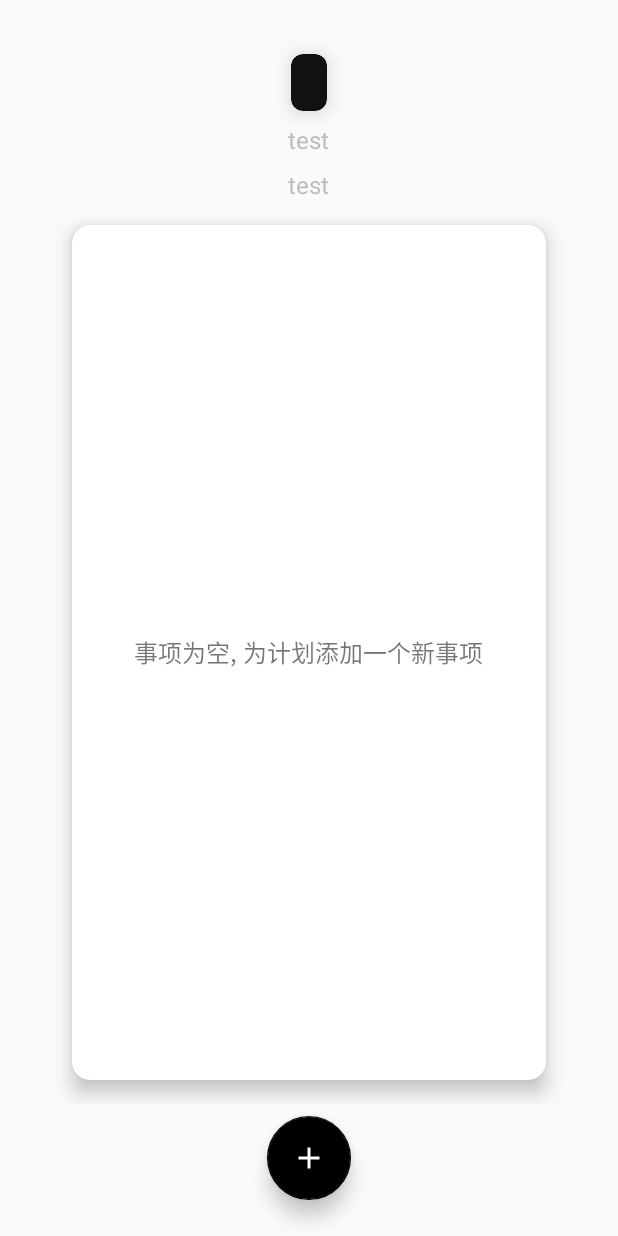
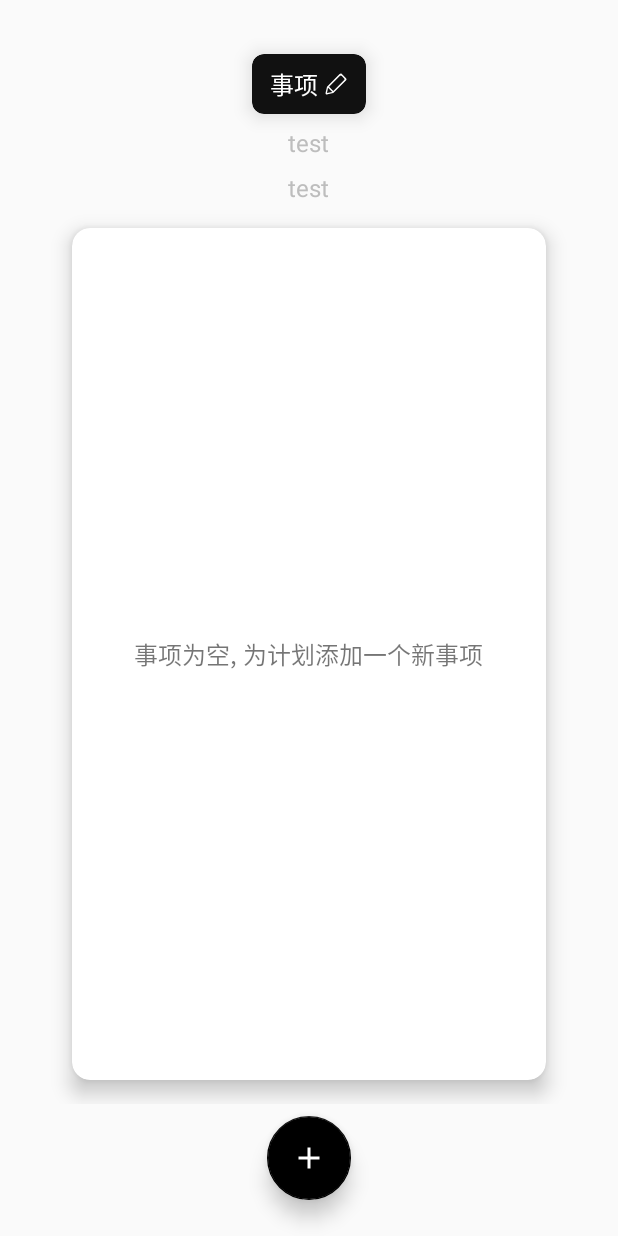
Before and after one commit to csming1995/hundredpercent, an Android app: the RecordsActivity screen opened directly, with no data from a screen before it, on a phone screen of 412 x 824 dp. Run offline under Robolectric (Android 15) with nearby library versions, the phone set to English and light mode, and no system bars; our stand-ins replace Dagger/Hilt's generated code.

Commit message:
增加查看并更新计划逻辑

```diff
--- a/app/src/main/java/com/csming/percent/data/dao/PlanDao.java
+++ b/app/src/main/java/com/csming/percent/data/dao/PlanDao.java
@@ -32,4 +32,7 @@ public interface PlanDao {
 
     @Query("UPDATE plans SET finished = :finish WHERE id = :planId")
     void updatePlanFinished(int planId, int finish);
+
+    @Query("UPDATE plans SET title = :title, description = :description, color = :color WHERE id = :planId")
+    void updatePlan(int planId, String title, String description, int color);
 }
--- a/app/src/main/java/com/csming/percent/main/MainActivity.java
+++ b/app/src/main/java/com/csming/percent/main/MainActivity.java
@@ -1,12 +1,8 @@
 package com.csming.percent.main;
 
 import android.os.Bundle;
-import android.view.LayoutInflater;
-import android.view.View;
-
 import com.csming.percent.R;
 import com.csming.percent.common.ApplicationConfig;
-import com.csming.percent.common.widget.sliderecyclerview.SlideRecyclerView;
 import com.csming.percent.common.widget.statuslayout.StatusLayout;
 import com.csming.percent.main.adapter.PlanListAdapter;
 import com.csming.percent.main.viewmodel.MainViewModel;
@@ -66,7 +62,7 @@ public class MainActivity extends DaggerAppCompatActivity {
         mRvPlans.setAdapter(mAdapterPlans);
 
         mAdapterPlans.setOnItemClickListener((view1, position, plan) -> {
-            startActivity(RecordsActivity.getIntent(this, plan.getId(), plan.getTitle(), plan.getColor()));
+            startActivity(RecordsActivity.getIntent(this, plan.getId()));
             overridePendingTransition(R.anim.activity_alpha_enter, R.anim.activity_alpha_exit);
         });
 
--- a/app/src/main/java/com/csming/percent/plan/PlanModule.kt
+++ b/app/src/main/java/com/csming/percent/plan/PlanModule.kt
@@ -2,7 +2,7 @@ package com.csming.percent.plan
 
 import androidx.lifecycle.ViewModel
 import com.csming.percent.common.di.ViewModelKey
-import com.csming.percent.plan.viewmodel.PlanViewModel
+import com.csming.percent.plan.viewmodel.AddPlanViewModel
 import dagger.Binds
 import dagger.Module
 import dagger.multibindings.IntoMap
@@ -12,6 +12,6 @@ internal abstract class PlanModule {
 
     @Binds
     @IntoMap
-    @ViewModelKey(PlanViewModel::class)
-    internal abstract fun bindPlanViewModel(viewModel: PlanViewModel): ViewModel
+    @ViewModelKey(AddPlanViewModel::class)
+    internal abstract fun bindPlanViewModel(viewModelAdd: AddPlanViewModel): ViewModel
 }
--- a/app/src/main/java/com/csming/percent/record/AddRecordActivity.java
+++ b/app/src/main/java/com/csming/percent/record/AddRecordActivity.java
@@ -168,7 +168,6 @@ public class AddRecordActivity extends DaggerAppCompatActivity {
         mSlideTouchEventListener = new SlideTouchEventListener() {
             @Override
             public void onTouchUp() {
-                onBackPressed();
             }
 
             @Override
--- a/app/src/main/java/com/csming/percent/record/RecordsActivity.java
+++ b/app/src/main/java/com/csming/percent/record/RecordsActivity.java
@@ -15,6 +15,7 @@ import com.csming.percent.SlideTouchEventListener;
 import com.csming.percent.common.widget.sliderecyclerview.SlideRecyclerView;
 import com.csming.percent.common.widget.statuslayout.StatusLayout;
 import com.csming.percent.data.vo.Record;
+import com.csming.percent.plan.AddPlanActivity;
 import com.csming.percent.record.adapter.RecordListAdapter;
 import com.csming.percent.record.viewmodel.RecordsViewModel;
 import com.google.android.material.floatingactionbutton.FloatingActionButton;
@@ -34,14 +35,10 @@ import dagger.android.support.DaggerAppCompatActivity;
 public class RecordsActivity extends DaggerAppCompatActivity {
 
     private static final String EXTRA_TAG_PLAN_ID = "EXTRA_TAG_PLAN_ID";
-    private static final String EXTRA_TAG_PLAN_TITLE = "EXTRA_TAG_PLAN_TITLE";
-    private static final String EXTRA_TAG_PLAN_COLOR = "EXTRA_TAG_PLAN_COLOR";
 
-    public static Intent getIntent(Context context, int planId, String planTitle, int color) {
+    public static Intent getIntent(Context context, int planId) {
         Intent intent = new Intent(context, RecordsActivity.class);
         intent.putExtra(EXTRA_TAG_PLAN_ID, planId);
-        intent.putExtra(EXTRA_TAG_PLAN_TITLE, planTitle);
-        intent.putExtra(EXTRA_TAG_PLAN_COLOR, color);
         return intent;
     }
 
@@ -131,6 +128,11 @@ public class RecordsActivity extends DaggerAppCompatActivity {
             mObjectAnimatorFabEnter.start();
         });
 
+        mCvTitle.setOnClickListener(view -> {
+            startActivity(AddPlanActivity.getIntent(this, true, mRecordsViewModel.getPlanId()));
+            overridePendingTransition(R.anim.activity_alpha_enter, R.anim.activity_alpha_exit);
+        });
+
         mFabAdd.setOnClickListener(v -> {
             startActivity(AddRecordActivity.getIntent(this, mRecordsViewModel.getPlanId()));
             overridePendingTransition(R.anim.activity_alpha_enter, R.anim.activity_alpha_exit);
@@ -140,7 +142,6 @@ public class RecordsActivity extends DaggerAppCompatActivity {
         mSlideTouchEventListener = new SlideTouchEventListener() {
             @Override
             public void onTouchUp() {
-                onBackPressed();
             }
 
             @Override
@@ -186,7 +187,6 @@ public class RecordsActivity extends DaggerAppCompatActivity {
     private void initData() {
         mRecordsViewModel = ViewModelProviders.of(this, factory).get(RecordsViewModel.class);
         mRecordsViewModel.setPlanId(getIntent().getIntExtra(EXTRA_TAG_PLAN_ID, 0));
-        mRecordsViewModel.setPlanTitle(getIntent().getStringExtra(EXTRA_TAG_PLAN_TITLE));
 
         mRecordsViewModel.getRecords().observe(this, records -> {
             if (records.size() > 0) {
@@ -206,10 +206,9 @@ public class RecordsActivity extends DaggerAppCompatActivity {
                     mTvDescription.setVisibility(View.VISIBLE);
                 }
                 mTvDescription.setText(plan.getDescription());
+                mTvTitle.setText(plan.getTitle());
+                mCvTitle.setCardBackgroundColor(plan.getColor());
             }
         });
-
-        mCvTitle.setCardBackgroundColor(getIntent().getIntExtra(EXTRA_TAG_PLAN_COLOR, getResources().getColor(R.color.color_111111)));
-        mTvTitle.setText(mRecordsViewModel.getPlanTitle());
     }
 }
--- a/app/src/main/java/com/csming/percent/record/viewmodel/RecordsViewModel.kt
+++ b/app/src/main/java/com/csming/percent/record/viewmodel/RecordsViewModel.kt
@@ -1,5 +1,6 @@
 package com.csming.percent.record.viewmodel
 
+import android.util.EventLogTags
 import androidx.lifecycle.LiveData
 import androidx.lifecycle.MutableLiveData
 import androidx.lifecycle.ViewModel
@@ -19,7 +20,6 @@ class RecordsViewModel @Inject constructor(
 ) : ViewModel() {
 
     private var mPlanId: Int = 0
-    private var mPlanTitle: String = ""
 
     private var plan: Plan? = null
     private var planLiveData = MutableLiveData<Plan>()
@@ -37,14 +37,6 @@ class RecordsViewModel @Inject constructor(
 
     fun getPlan(): LiveData<Plan> {
         return planLiveData
-    }
-
-    fun setPlanTitle(title: String) {
-        this.mPlanTitle = title
-    }
-
-    fun getPlanTitle(): String {
-        return this.mPlanTitle
     }
 
     fun getRecords(): LiveData<List<Record>> {
--- a/app/src/main/java/com/csming/percent/repository/PlanRepository.kt
+++ b/app/src/main/java/com/csming/percent/repository/PlanRepository.kt
@@ -1,5 +1,6 @@
 package com.csming.percent.repository
 
+import android.util.EventLogTags
 import androidx.lifecycle.LiveData
 import com.csming.percent.data.vo.Plan
 
@@ -21,4 +22,6 @@ interface PlanRepository {
     fun updatePlanCount(planId: Int, count: Int)
 
     fun updatePlanFinished(planId: Int, finished: Int)
+
+    fun updatePlan(planId: Int, title: String, description: String, color: Int)
 }
--- a/app/src/main/java/com/csming/percent/repository/impl/PlanRepositoryImpl.kt
+++ b/app/src/main/java/com/csming/percent/repository/impl/PlanRepositoryImpl.kt
@@ -41,4 +41,8 @@ class PlanRepositoryImpl @Inject constructor(
         planDao.updatePlanFinished(planId, finished)
     }
 
+    override fun updatePlan(planId: Int, title: String, description: String, color: Int) {
+        planDao.updatePlan(planId, title, description, color)
+    }
+
 }
--- /dev/null
+++ b/app/src/main/res/drawable/ic_edit.xml
@@ -0,0 +1,4 @@
+<vector android:height="24dp" android:viewportHeight="1024"
+    android:viewportWidth="1024" android:width="24dp" xmlns:android="http://schemas.android.com/apk/res/android">
+    <path android:fillColor="#ffffff" android:pathData="M940.8,262.4l-179.2,-179.2c-32,-32 -64,-25.6 -96,6.4L128,627.2l-57.6,249.6c-12.8,25.6 -6.4,51.2 12.8,70.4 19.2,19.2 44.8,19.2 70.4,6.4L396.8,896l537.6,-537.6C966.4,332.8 972.8,300.8 940.8,262.4zM128,896l44.8,-224 179.2,179.2L128,896zM396.8,806.4 L217.6,627.2l454.4,-454.4c32,-32 57.6,-32 89.6,0l89.6,89.6c32,32 32,57.6 0,89.6L396.8,806.4z"/>
+</vector>
--- a/app/src/main/res/layout/activity_add_plan.xml
+++ b/app/src/main/res/layout/activity_add_plan.xml
@@ -28,6 +28,7 @@
             app:cardElevation="8dp">
 
             <TextView
+                android:id="@+id/tv_title"
                 android:layout_width="wrap_content"
                 android:layout_height="wrap_content"
                 android:layout_marginStart="12dp"
--- a/app/src/main/res/layout/activity_records.xml
+++ b/app/src/main/res/layout/activity_records.xml
@@ -29,17 +29,30 @@
             app:cardCornerRadius="8dp"
             app:cardElevation="8dp">
 
+            <LinearLayout
+                android:layout_width="wrap_content"
+                android:layout_height="wrap_content"
+                android:orientation="horizontal">
+
                 <TextView
                     android:id="@+id/tv_title"
                     android:layout_width="wrap_content"
                     android:layout_height="wrap_content"
                     android:layout_marginStart="12dp"
                     android:layout_marginTop="8dp"
-                android:layout_marginEnd="12dp"
+                    android:layout_marginEnd="4dp"
                     android:layout_marginBottom="8dp"
                     android:text="@string/title_records"
                     android:textColor="@color/color_ffffff"
                     android:textSize="16dp" />
+
+                <ImageView
+                    android:layout_width="16dp"
+                    android:layout_height="16dp"
+                    android:layout_gravity="center"
+                    android:layout_marginEnd="12dp"
+                    android:src="@drawable/ic_edit" />
+            </LinearLayout>
 
         </androidx.cardview.widget.CardView>
 
--- a/app/src/main/res/values/strings.xml
+++ b/app/src/main/res/values/strings.xml
@@ -8,8 +8,10 @@
     <string name="plans_empty">计划为空, 规划一个新计划吧</string>
 
     <string name="title_add_plan">添加计划</string>
+    <string name="title_edit_plan">编辑计划</string>
     <string name="add_plan_title">标题</string>
     <string name="add_plan_description">简介(Nice To Have)</string>
+    <string name="update_plan_result_success">计划更新成功</string>
     <string name="post_plan_result_success">计划发布成功</string>
     <string name="post_plan_result_title_null">为新计划取个好名字吧</string>
     <string name="post_plan_result_plan_exist">计划已存在</string>
```
Also changed, not shown: app/src/main/java/com/csming/percent/plan/AddPlanActivity.java (+66 -14 lines), app/src/main/java/com/csming/percent/plan/viewmodel/AddPlanViewModel.kt (renamed from app/src/main/java/com/csming/percent/plan/viewmodel/PlanViewModel.kt, +30 -1 lines), app/src/main/java/com/csming/percent/record/adapter/RecordListAdapter.java (+7 -0 lines). Lines whose indentation alone changed are shown as unchanged.
